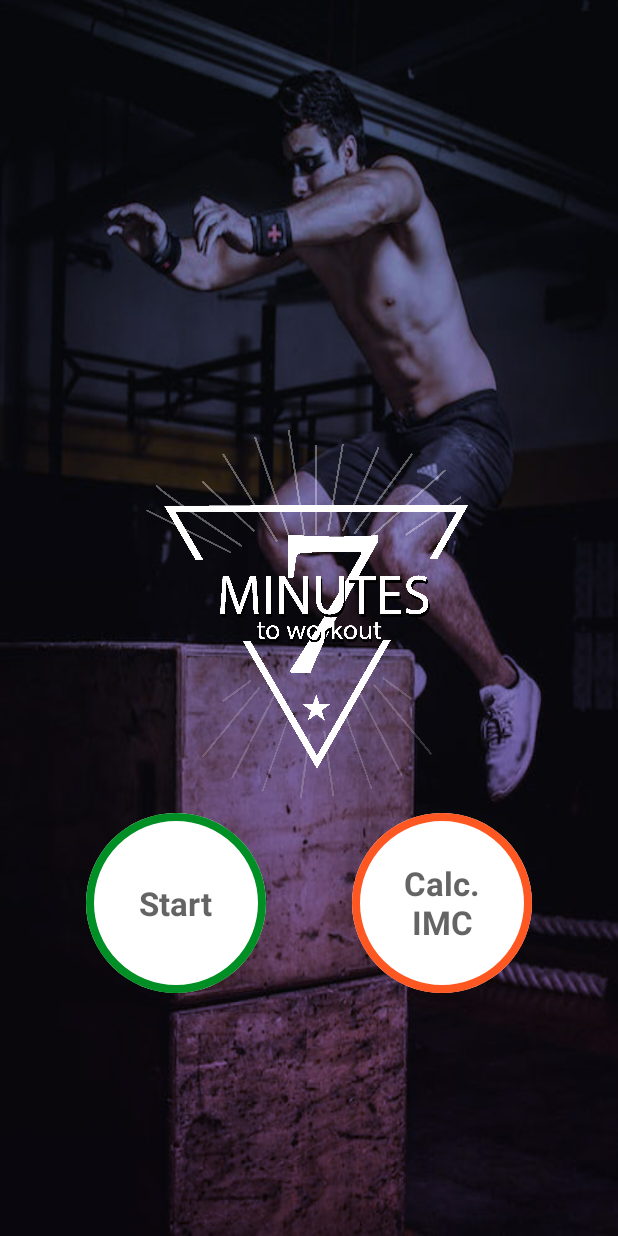
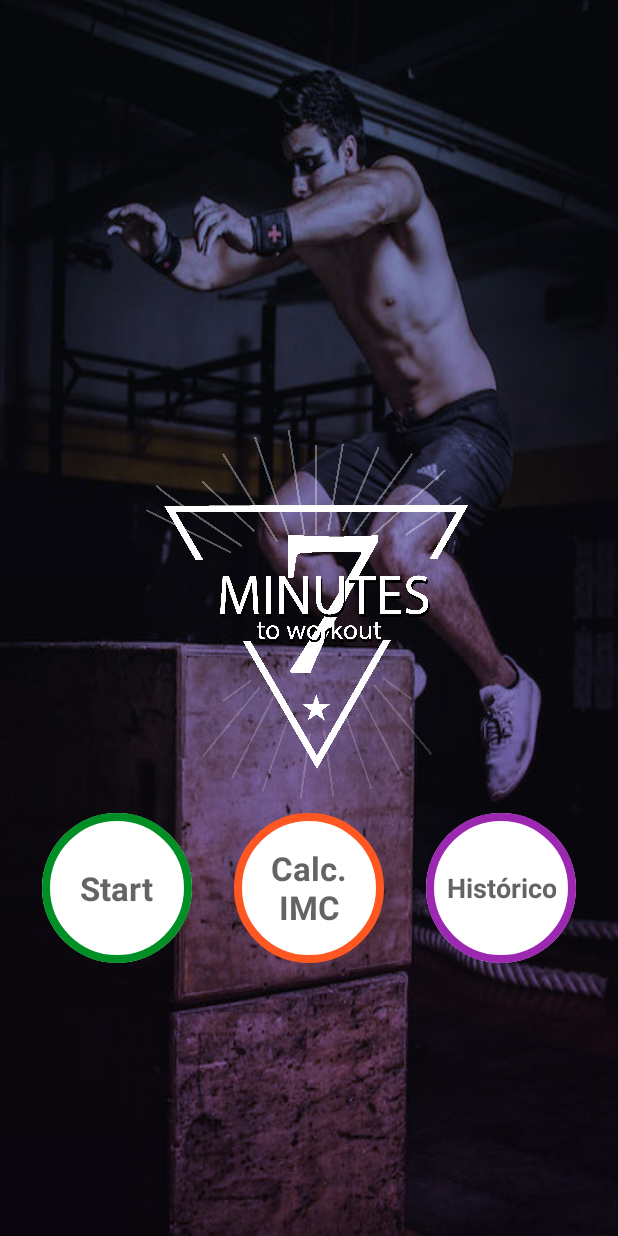
Before and after one commit to degomar/seven_minutes_workout, an Android app: the screen it shows after launch (MainActivity), on a phone screen of 412 x 824 dp. Run offline under Robolectric (Android 15) with nearby library versions, the phone set to English and light mode, and no system bars; our stand-ins replace data binding.

Commit message:
inserido botao de history na main activity

```diff
--- a/app/src/main/AndroidManifest.xml
+++ b/app/src/main/AndroidManifest.xml
@@ -17,6 +17,9 @@
         android:supportsRtl="true"
         android:theme="@style/Theme.SevenMinutesWorkout"
         tools:targetApi="31">
+        <activity
+            android:name=".HistoryActivity"
+            android:exported="false" />
         <activity
             android:name=".BmiActivity"
             android:exported="false" />
--- a/app/src/main/java/com/example/sevenminutesworkout/MainActivity.kt
+++ b/app/src/main/java/com/example/sevenminutesworkout/MainActivity.kt
@@ -23,6 +23,11 @@ class MainActivity : AppCompatActivity() {
             intent = Intent(this, BmiActivity::class.java)
             startActivity(intent)
         }
+
+        binding.flHistory.setOnClickListener {
+            intent = Intent(this, HistoryActivity::class.java)
+            startActivity(intent)
+        }
     }
 
 }
--- /dev/null
+++ b/app/src/main/res/drawable/item_circular_color_hisotry_border.xml
@@ -0,0 +1,7 @@
+<?xml version="1.0" encoding="utf-8"?>
+<shape xmlns:android="http://schemas.android.com/apk/res/android"
+    android:shape="oval">
+    <stroke android:color="#9C27B0" android:width="5dp"/>
+    <solid android:color="@color/white"/>
+
+</shape>
--- a/app/src/main/res/drawable/item_color_imc_border_ripple_background.xml
+++ b/app/src/main/res/drawable/item_color_history_border_ripple_background.xml
@@ -1,5 +1,6 @@
 <?xml version="1.0" encoding="utf-8"?>
-<ripple xmlns:android="http://schemas.android.com/apk/res/android"
+<ripple
+    xmlns:android="http://schemas.android.com/apk/res/android"
     android:color="@color/app_light_gray">
 
     <item android:id="@+id/mask">
@@ -8,6 +9,6 @@
         </shape>
     </item>
 
-    <item android:drawable="@drawable/item_circular_color_imc_border"></item>
+    <item android:drawable="@drawable/item_circular_color_hisotry_border"></item>
 
 </ripple>
--- a/app/src/main/res/layout/activity_main.xml
+++ b/app/src/main/res/layout/activity_main.xml
@@ -34,8 +34,8 @@
 
     <FrameLayout
         android:id="@+id/fl_start"
-        android:layout_width="120dp"
-        android:layout_height="120dp"
+        android:layout_width="100dp"
+        android:layout_height="100dp"
         app:layout_constraintEnd_toStartOf="@+id/fl_bmi"
         app:layout_constraintStart_toStartOf="parent"
         app:layout_constraintTop_toBottomOf="@+id/my_logo"
@@ -54,12 +54,12 @@
 
     <FrameLayout
         android:id="@+id/fl_bmi"
-        android:layout_width="120dp"
-        android:layout_height="120dp"
+        android:layout_width="100dp"
+        android:layout_height="100dp"
         app:layout_constraintStart_toEndOf="@+id/fl_start"
-        app:layout_constraintEnd_toEndOf="parent"
+        app:layout_constraintEnd_toStartOf="@id/fl_history"
         app:layout_constraintTop_toTopOf="@+id/fl_start"
-        android:background="@drawable/item_color_imc_border_ripple_background">
+        android:background="@drawable/item_circular_color_imc_border">
 
         <TextView
             android:layout_width="wrap_content"
@@ -73,5 +73,26 @@
             android:layout_margin="13dp"/>
     </FrameLayout>
 
+    <FrameLayout
+        android:id="@+id/fl_history"
+        android:layout_width="100dp"
+        android:layout_height="100dp"
+        app:layout_constraintStart_toEndOf="@+id/fl_bmi"
+        app:layout_constraintEnd_toEndOf="parent"
+        app:layout_constraintTop_toTopOf="@+id/fl_start"
+        android:background="@drawable/item_color_history_border_ripple_background">
+
+        <TextView
+            android:layout_width="wrap_content"
+            android:layout_height="wrap_content"
+            android:text="Histórico"
+            android:layout_gravity="center"
+            android:textColor="@color/app_color_primary"
+            android:textSize="18sp"
+            android:textStyle="bold"
+            android:textAlignment="center"
+            android:layout_margin="13dp"/>
+    </FrameLayout>
+
 </androidx.constraintlayout.widget.ConstraintLayout>
 </layout>
```
Also changed, not shown: app/src/main/java/com/example/sevenminutesworkout/HistoryActivity.kt (added, +23 -0 lines), app/src/main/res/layout/activity_history.xml (added, +18 -0 lines).
